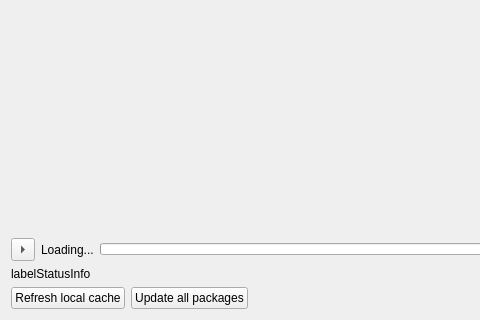
This is AddonManager.ui in chennes/AddonManager as Qt 5 draws it before an edit; both pictures show x 0 to 480 and y 280 to 600 of the 800 by 600 pixel window. The edited form follows.
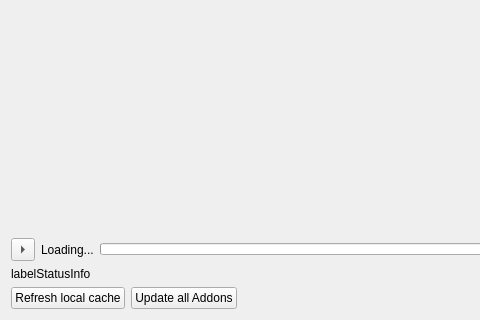
This is the edited form.

Commit message: Addon Manager: Correct wording

Patch:
```diff
--- a/AddonManager.ui
+++ b/AddonManager.ui
@@ -130,7 +130,7 @@
         <string>Download and apply all available updates</string>
        </property>
        <property name="text">
-        <string>Update all packages</string>
+        <string>Update all Addons</string>
        </property>
       </widget>
      </item>
```
The commit also changes 1 other file.
